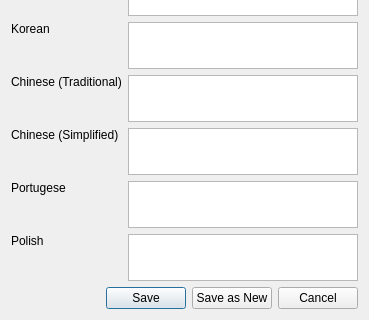
The window that native/src/ReachVariantTool/ui/localized_string_editor.ui (DavidJCobb/ReachVariantEditor) describes before a commit, drawn with Qt 5; both pictures show x 0 to 369 and y 380 to 700 of the 369 by 700 pixel window.
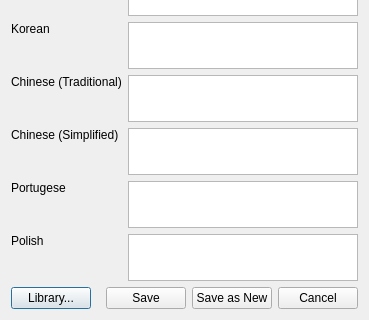
The same window after the commit.

Commit message: Localized string library work

Diff of the .ui file:
```diff
--- a/native/src/ReachVariantTool/ui/localized_string_editor.ui
+++ b/native/src/ReachVariantTool/ui/localized_string_editor.ui
@@ -383,6 +383,19 @@
    </item>
    <item row="14" column="0" colspan="2">
     <layout class="QHBoxLayout" name="horizontalLayout">
+     <item>
+      <widget class="QPushButton" name="buttonOpenLibrary">
+       <property name="sizePolicy">
+        <sizepolicy hsizetype="Maximum" vsizetype="Fixed">
+         <horstretch>0</horstretch>
+         <verstretch>0</verstretch>
+        </sizepolicy>
+       </property>
+       <property name="text">
+        <string>Library...</string>
+       </property>
+      </widget>
+     </item>
      <item>
       <spacer name="horizontalSpacer">
        <property name="orientation">
@@ -390,8 +403,8 @@
        </property>
        <property name="sizeHint" stdset="0">
         <size>
-         <width>40</width>
-         <height>20</height>
+         <width>0</width>
+         <height>0</height>
         </size>
        </property>
       </spacer>
```
Left out of the diff: 36 changed lines with no effect on the pictures. The commit also changes 21 other files.
